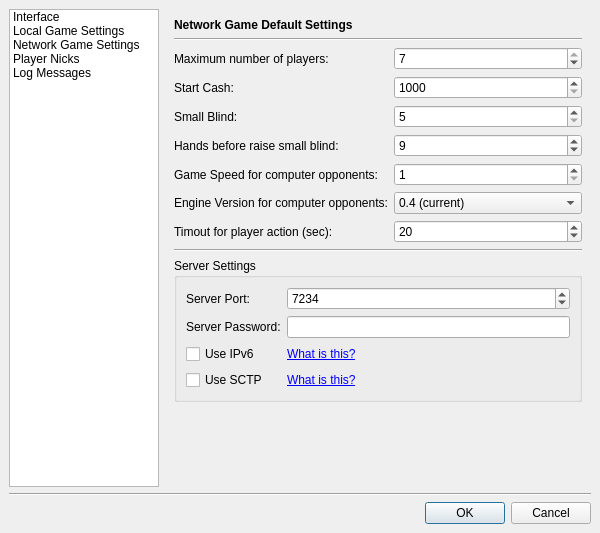
Qt form src/gui/qt/settingsdialog.ui (pokerth/pokerth) before a commit.
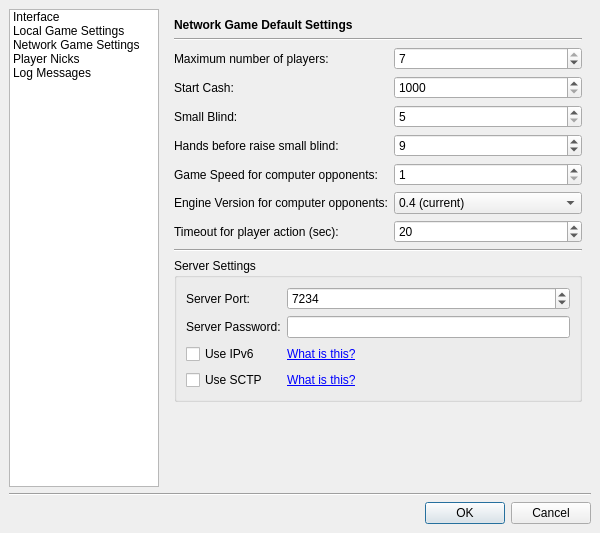
The same form after that commit. The open tabs and pages were chosen to show the change. Icons and pictures are not drawn. Custom widgets are drawn as their Qt base class.

Diff of the .ui file:
```diff
--- a/src/gui/qt/settingsdialog.ui
+++ b/src/gui/qt/settingsdialog.ui
@@ -751,7 +751,7 @@
          <item row="6" column="0" >
           <widget class="QLabel" name="label_40" >
            <property name="text" >
-            <string>Timout for player action (sec):</string>
+            <string>Timeout for player action (sec):</string>
            </property>
           </widget>
          </item>
```
